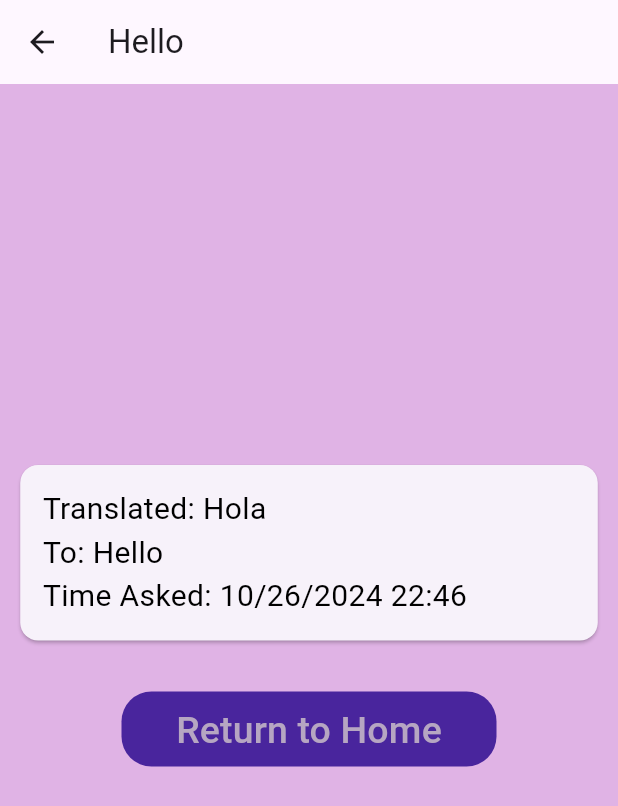
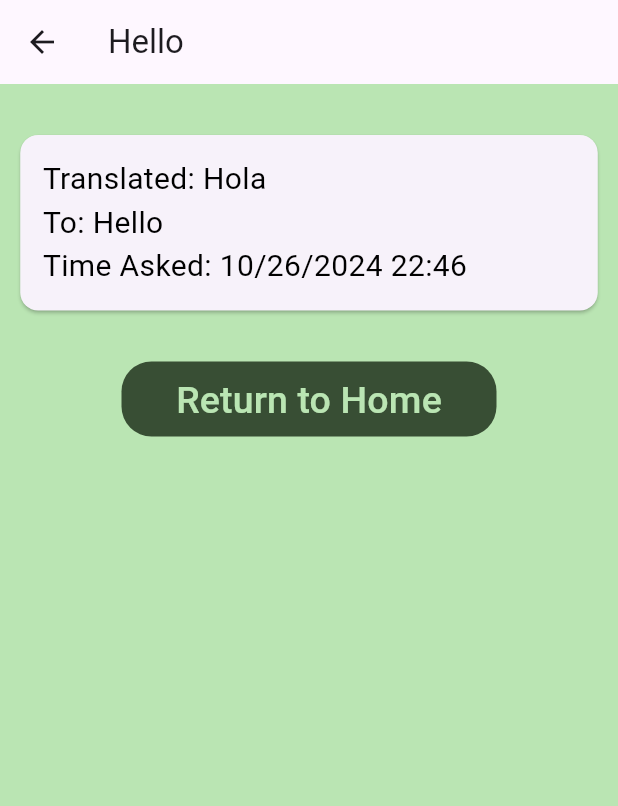
Before and after one commit to rav-nidhi/glorp, a Flutter app: the screen it shows after launch, after a tap on "Hello, Hola, 10/26/2024", on a phone screen of 412 x 824 dp. Shown: the top 806 px of the screen. Run offline on Flutter 3.47's test engine with Material 3 defaults, Android fonts, the phone set to English and light mode, and no system bars.

Commit message:
color fixes

```diff
--- a/lib/display.dart
+++ b/lib/display.dart
@@ -8,10 +8,10 @@ class Hello extends StatelessWidget {
   Widget build(BuildContext context) {
     const spacer = SizedBox(height: 30);
     return Scaffold(
-      backgroundColor: Color.fromARGB(255, 224, 179, 229),
+      backgroundColor: const Color.fromARGB(255, 186, 229, 179),
       appBar: AppBar(
         title: const Text("Hello"),
-        surfaceTintColor: Color.fromARGB(255, 224, 179, 229),
+        surfaceTintColor: const Color.fromARGB(255, 186, 229, 179),
       ),
       body: SingleChildScrollView(
         child: Column(
@@ -21,7 +21,7 @@ class Hello extends StatelessWidget {
                 child: SizedBox(
                   width: 350,
                 )),
-            const SizedBox(height: 250),
+            spacer,
             const Card(
                 clipBehavior: Clip.hardEdge,
                 child: SizedBox(
@@ -60,7 +60,7 @@ class Hello extends StatelessWidget {
               height: 50,
               width: 250,
               decoration: BoxDecoration(
-                  color: Color.fromARGB(255, 73, 37, 157),
+                  color: const Color.fromARGB(255, 56, 78, 52),
                   borderRadius: BorderRadius.circular(20)),
               child: TextButton(
                 onPressed: () {
@@ -70,7 +70,8 @@ class Hello extends StatelessWidget {
                 child: const Text(
                   'Return to Home',
                   style: TextStyle(
-                      color: Color.fromARGB(255, 182, 166, 194), fontSize: 25),
+                      color: const Color.fromARGB(255, 186, 229, 179),
+                      fontSize: 25),
                 ),
               ),
             ),
--- a/lib/main.dart
+++ b/lib/main.dart
@@ -147,7 +147,7 @@
               height: 50,
               width: 250,
               decoration: BoxDecoration(
-                  color: Color.fromARGB(255, 56, 78, 52),
+                  color: const Color.fromARGB(255, 56, 78, 52),
                   borderRadius: BorderRadius.circular(20)),
               child: TextButton(
                 onPressed: () {
@@ -157,7 +157,7 @@
                 child: const Text(
                   'Return to Home',
                   style: TextStyle(
-                      color: Color.fromARGB(255, 182, 166, 194), fontSize: 25),
+                      color: Color.fromARGB(255, 186, 229, 179), fontSize: 25),
                 ),
               ),
             ),
```
